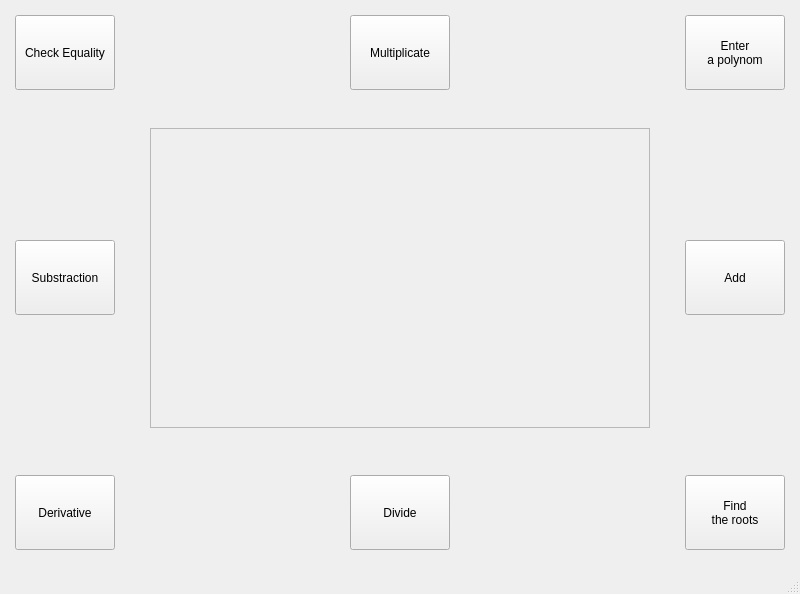
Qt form mainwindow.ui (SaveliyIsaev/PracticalTasks) before a commit.
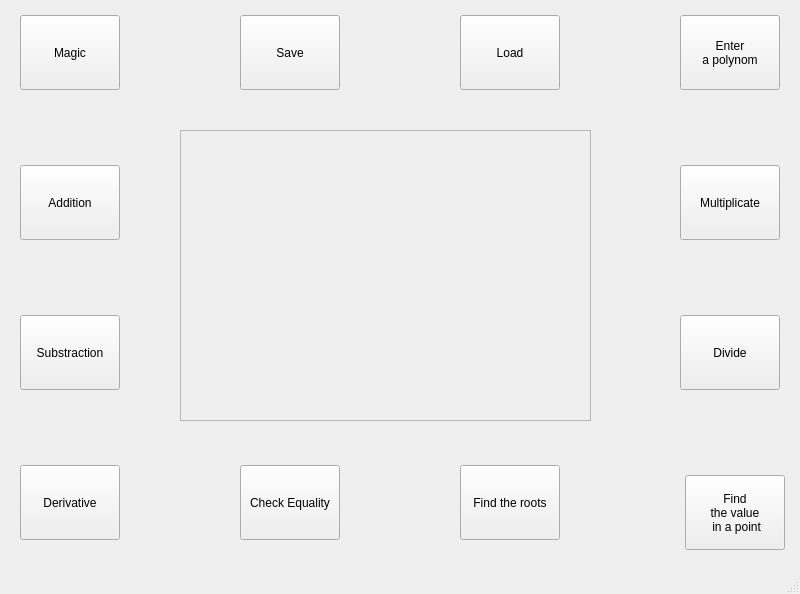
The same form after that commit.

The edit to the form file:
```diff
--- a/mainwindow.ui
+++ b/mainwindow.ui
@@ -17,7 +17,7 @@
    <widget class="QPushButton" name="enterButton">
     <property name="geometry">
      <rect>
-      <x>685</x>
+      <x>680</x>
       <y>15</y>
       <width>100</width>
       <height>75</height>
@@ -31,8 +31,8 @@
    <widget class="QPushButton" name="equalButton">
     <property name="geometry">
      <rect>
-      <x>15</x>
-      <y>15</y>
+      <x>240</x>
+      <y>465</y>
       <width>100</width>
       <height>75</height>
      </rect>
@@ -44,17 +44,17 @@
    <widget class="QPushButton" name="plusButton">
     <property name="geometry">
      <rect>
-      <x>685</x>
-      <y>240</y>
+      <x>20</x>
+      <y>165</y>
       <width>100</width>
       <height>75</height>
      </rect>
     </property>
     <property name="text">
-     <string>Add</string>
+     <string>Addition</string>
     </property>
    </widget>
-   <widget class="QPushButton" name="rootsButton">
+   <widget class="QPushButton" name="valueButton">
     <property name="geometry">
      <rect>
       <x>685</x>
@@ -65,14 +65,15 @@
     </property>
     <property name="text">
      <string>Find 
-the roots</string>
+the value
+ in a point</string>
     </property>
    </widget>
    <widget class="QPushButton" name="derButton">
     <property name="geometry">
      <rect>
-      <x>15</x>
-      <y>475</y>
+      <x>20</x>
+      <y>465</y>
       <width>100</width>
       <height>75</height>
      </rect>
@@ -84,8 +85,8 @@
    <widget class="QPushButton" name="minusButton">
     <property name="geometry">
      <rect>
-      <x>15</x>
-      <y>240</y>
+      <x>20</x>
+      <y>315</y>
       <width>100</width>
       <height>75</height>
      </rect>
@@ -97,8 +98,8 @@
    <widget class="QPushButton" name="multButton">
     <property name="geometry">
      <rect>
-      <x>350</x>
-      <y>15</y>
+      <x>680</x>
+      <y>165</y>
       <width>100</width>
       <height>75</height>
      </rect>
@@ -110,8 +111,8 @@
    <widget class="QPushButton" name="divButton">
     <property name="geometry">
      <rect>
-      <x>350</x>
-      <y>475</y>
+      <x>680</x>
+      <y>315</y>
       <width>100</width>
       <height>75</height>
      </rect>
@@ -120,29 +121,99 @@
      <string>Divide</string>
     </property>
    </widget>
+   <widget class="QWidget" name="verticalLayoutWidget">
+    <property name="geometry">
+     <rect>
+      <x>180</x>
+      <y>130</y>
+      <width>411</width>
+      <height>291</height>
+     </rect>
+    </property>
+    <layout class="QVBoxLayout" name="verticalLayout">
+     <property name="sizeConstraint">
+      <enum>QLayout::SizeConstraint::SetMinimumSize</enum>
+     </property>
+    </layout>
+   </widget>
    <widget class="QScrollArea" name="scrollArea">
     <property name="geometry">
      <rect>
-      <x>150</x>
-      <y>128</y>
-      <width>500</width>
-      <height>300</height>
+      <x>180</x>
+      <y>130</y>
+      <width>411</width>
+      <height>291</height>
      </rect>
     </property>
     <property name="widgetResizable">
      <bool>true</bool>
     </property>
+    <property name="alignment">
+     <set>Qt::AlignmentFlag::AlignLeading|Qt::AlignmentFlag::AlignLeft|Qt::AlignmentFlag::AlignTop</set>
+    </property>
     <widget class="QWidget" name="scrollAreaWidgetContents">
      <property name="geometry">
       <rect>
        <x>0</x>
        <y>0</y>
-       <width>498</width>
-       <height>298</height>
+       <width>409</width>
+       <height>289</height>
       </rect>
      </property>
     </widget>
    </widget>
+   <widget class="QPushButton" name="loadButton">
+    <property name="geometry">
+     <rect>
+      <x>460</x>
+      <y>15</y>
+      <width>100</width>
+      <height>75</height>
+     </rect>
+    </property>
+    <property name="text">
+     <string>Load</string>
+    </property>
+   </widget>
+   <widget class="QPushButton" name="saveButton">
+    <property name="geometry">
+     <rect>
+      <x>240</x>
+      <y>15</y>
+      <width>100</width>
+      <height>75</height>
+     </rect>
+    </property>
+    <property name="text">
+     <string>Save</string>
+    </property>
+   </widget>
+   <widget class="QPushButton" name="magicButton">
+    <property name="geometry">
+     <rect>
+      <x>20</x>
+      <y>15</y>
+      <width>100</width>
+      <height>75</height>
+     </rect>
+    </property>
+    <property name="text">
+     <string>Magic</string>
+    </property>
+   </widget>
+   <widget class="QPushButton" name="rootsButton">
+    <property name="geometry">
+     <rect>
+      <x>460</x>
+      <y>465</y>
+      <width>100</width>
+      <height>75</height>
+     </rect>
+    </property>
+    <property name="text">
+     <string>Find the roots</string>
+    </property>
+   </widget>
   </widget>
   <widget class="QMenuBar" name="menubar">
    <property name="geometry">
```
